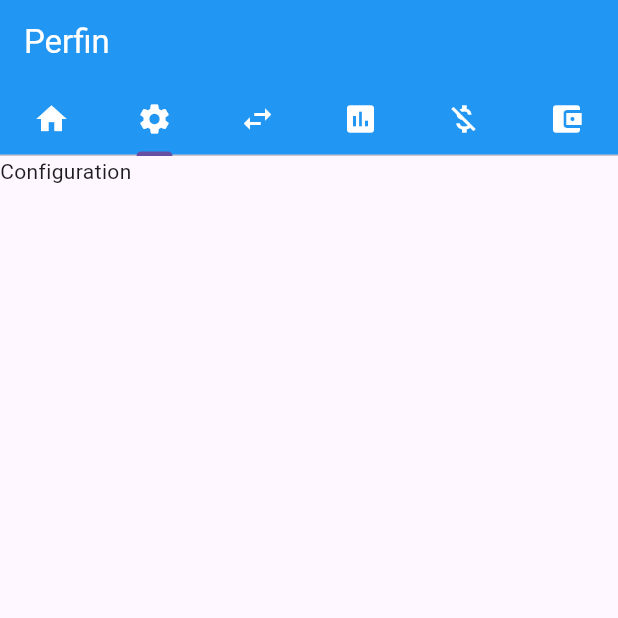
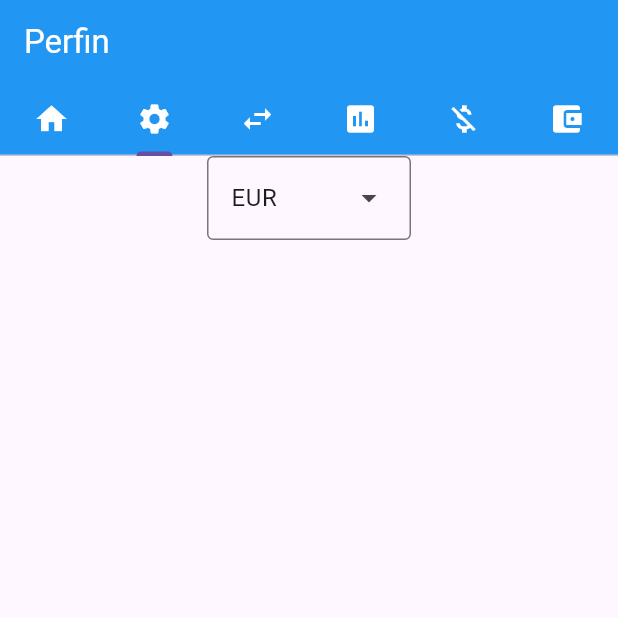
Before and after one commit to geomidas/flutter, a Flutter app: the screen it shows after launch, tab 2 chosen, on a phone screen of 412 x 824 dp, the top half of it. Run offline on Flutter 3.47's test engine with Material 3 defaults, Android fonts, the phone set to English and light mode, and no system bars.

Commit message:
Add dropdown class

```diff
--- a/perfin/lib/pages/assets_page.dart
+++ b/perfin/lib/pages/assets_page.dart
@@ -9,7 +9,7 @@ class _AssetsPageState extends State<AssetsPage> {
   @override
   Widget build(BuildContext context) {
     return Scaffold(
-      body: Center(
+      body: Container(
         child: Text('Assets'),
       ),
     );
--- a/perfin/lib/pages/budget_page.dart
+++ b/perfin/lib/pages/budget_page.dart
@@ -9,7 +9,7 @@ class _BudgetPageState extends State<BudgetPage> {
   @override
   Widget build(BuildContext context) {
     return Scaffold(
-      body: Center(
+      body: Container(
         child: Text('Budget'),
       ),
     );
--- a/perfin/lib/pages/config_page.dart
+++ b/perfin/lib/pages/config_page.dart
@@ -1,4 +1,5 @@
 import 'package:flutter/material.dart';
+import '../widgets/dropdown.dart';
 
 class ConfigPage extends StatefulWidget {
   @override
@@ -10,7 +11,11 @@ class _ConfigPageState extends State<ConfigPage> {
   Widget build(BuildContext context) {
     return Scaffold(
       body: ListView(
-        children: [Text('Configuration')],
+        children: [
+          Center(
+            child: DropdownMenuExample(),
+          )
+        ],
       ),
     );
   }
--- a/perfin/lib/pages/fi_page.dart
+++ b/perfin/lib/pages/fi_page.dart
@@ -9,7 +9,7 @@ class _FIPageState extends State<FIPage> {
   @override
   Widget build(BuildContext context) {
     return Scaffold(
-      body: Center(
+      body: Container(
         child: Text('Financial Independence'),
       ),
     );
--- a/perfin/lib/pages/home_page.dart
+++ b/perfin/lib/pages/home_page.dart
@@ -9,7 +9,7 @@ class _HomePageState extends State<HomePage> {
   @override
   Widget build(BuildContext context) {
     return Scaffold(
-      body: Center(
+      body: Container(
         child: Text('Home Page'),
       ),
     );
--- a/perfin/lib/pages/inflowsoutflows_page.dart
+++ b/perfin/lib/pages/inflowsoutflows_page.dart
@@ -9,7 +9,7 @@ class _InflowsOutflowsPageState extends State<InflowsOutflowsPage> {
   @override
   Widget build(BuildContext context) {
     return Scaffold(
-      body: Center(
+      body: Container(
         child: Text('Inflows and Outflows'),
       ),
     );
--- /dev/null
+++ b/perfin/lib/widgets/dropdown.dart
@@ -0,0 +1,30 @@
+import 'package:flutter/material.dart';
+
+const List<String> list = <String>['EUR', 'USD'];
+
+class DropdownMenuExample extends StatefulWidget {
+  const DropdownMenuExample({super.key});
+
+  @override
+  State<DropdownMenuExample> createState() => _DropdownMenuExampleState();
+}
+
+class _DropdownMenuExampleState extends State<DropdownMenuExample> {
+  String dropdownValue = list.first;
+
+  @override
+  Widget build(BuildContext context) {
+    return DropdownMenu<String>(
+      initialSelection: list.first,
+      onSelected: (String? value) {
+        // This is called when the user selects an item.
+        setState(() {
+          dropdownValue = value!;
+        });
+      },
+      dropdownMenuEntries: list.map<DropdownMenuEntry<String>>((String value) {
+        return DropdownMenuEntry<String>(value: value, label: value);
+      }).toList(),
+    );
+  }
+}
```
